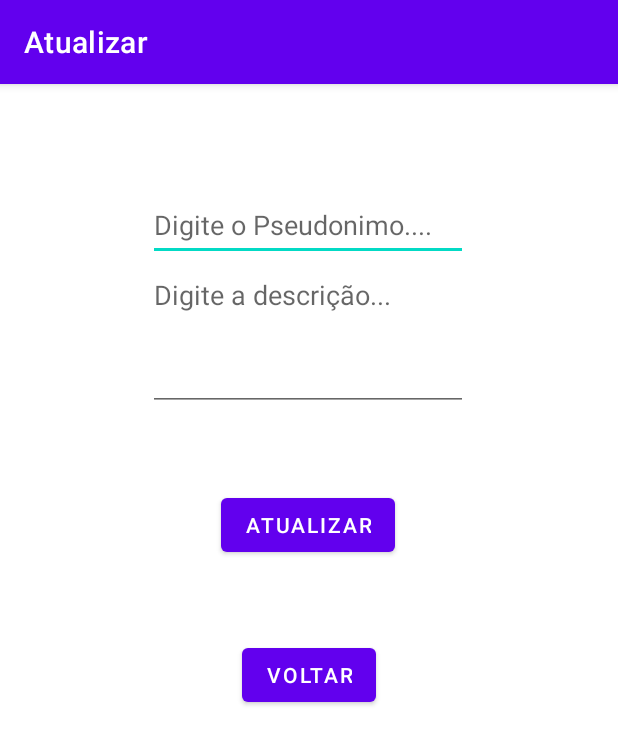
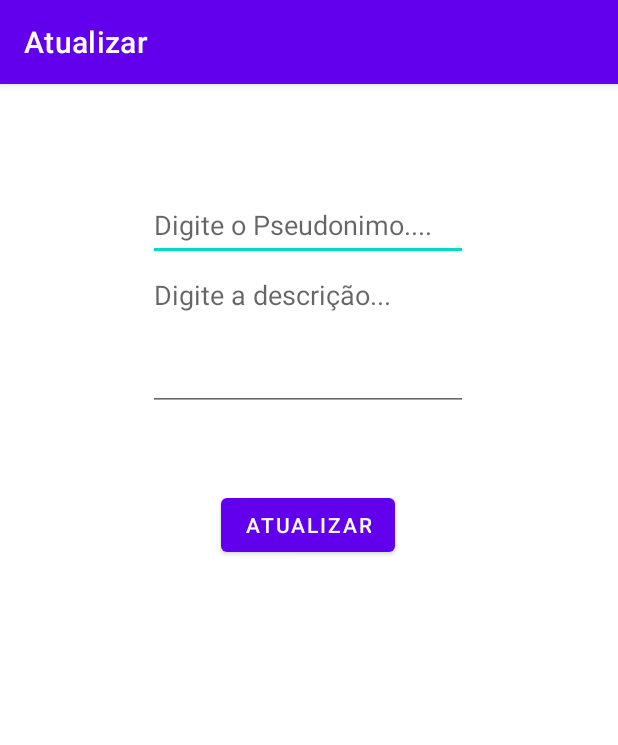
Before and after one commit to lucastayar12/TSWL, an Android app built with Jetpack Compose: the Atualizar screen opened directly, with no data from a screen before it, on a phone screen of 412 x 824 dp. Shown: the top 745 px of the screen. Run offline under Robolectric (Android 15) with nearby library versions, the phone set to English and light mode, and no system bars; our stand-ins replace Firebase (no records; nobody signed in at launch, a user with empty details on screens opened directly); 1 statement that could not run was skipped.

Commit message:
ZERA GIANZAO

```diff
--- a/app/src/main/java/com/example/tswl/telas/Atualizar.kt
+++ b/app/src/main/java/com/example/tswl/telas/Atualizar.kt
@@ -1,8 +1,10 @@
 package com.example.tswl.telas
 
+import android.content.Intent
 import android.os.Build
 import androidx.appcompat.app.AppCompatActivity
 import android.os.Bundle
+import android.util.Log
 import android.view.View
 import android.widget.Button
 import android.widget.EditText
@@ -44,11 +46,11 @@ class Atualizar : AppCompatActivity() {
         beneficiario.descricao = et_Descricao.text.toString()
         beneficiario.pseudonimo = et_Pseudonimo.text.toString()
         daoBeneficiario.atualizarBeneficiario(beneficiario)
-
         voltarInicio(view)
     }
 
     fun voltarInicio(View: View) {
-        this.finish()
+        this.startActivity(Intent(this, Mostrar::class.java))
     }
+
 }
--- a/app/src/main/java/com/example/tswl/telas/Inserir.kt
+++ b/app/src/main/java/com/example/tswl/telas/Inserir.kt
@@ -47,7 +47,6 @@ class Inserir : AppCompatActivity() {
                 .format(DateTimeFormatter.ofPattern("MM.dd.yyy hh.mm.ss a")),
             listBeneficios
         )
-        Toast.makeText(this, "$beneficiario", Toast.LENGTH_LONG).show()
         daoBeneficiario.criarBeneficiario(beneficiario)
         et_Pseudonimo.text.clear()
         et_Descricao.text.clear()
--- a/app/src/main/java/com/example/tswl/telas/MainActivity.kt
+++ b/app/src/main/java/com/example/tswl/telas/MainActivity.kt
@@ -3,8 +3,10 @@ package com.example.tswl.telas
 import android.content.Intent
 import androidx.appcompat.app.AppCompatActivity
 import android.os.Bundle
+import android.util.Log
 import android.view.View
 import com.example.tswl.R
+import com.example.tswl.repository.DAO_Beneficiario
 
 class MainActivity : AppCompatActivity()
 {
--- a/app/src/main/java/com/example/tswl/telas/Mostrar.kt
+++ b/app/src/main/java/com/example/tswl/telas/Mostrar.kt
@@ -2,6 +2,9 @@ package com.example.tswl.telas
 
 import android.os.Bundle
 import android.view.View
+import android.widget.Toast
+import androidx.activity.result.ActivityResult
+import androidx.activity.result.contract.ActivityResultContracts
 import androidx.appcompat.app.AppCompatActivity
 import androidx.recyclerview.widget.LinearLayoutManager
 import androidx.recyclerview.widget.RecyclerView
@@ -25,4 +28,5 @@ class Mostrar : AppCompatActivity() {
     fun voltarInicio(View: View) {
         this.finish()
     }
+
 }
--- a/app/src/main/res/layout/activity_atualizar.xml
+++ b/app/src/main/res/layout/activity_atualizar.xml
@@ -30,17 +30,6 @@
         app:layout_constraintStart_toStartOf="parent"
         app:layout_constraintTop_toBottomOf="@+id/et_DescricaoAtt" />
 
-    <Button
-        android:id="@+id/button9"
-        android:layout_width="wrap_content"
-        android:layout_height="wrap_content"
-        android:layout_marginTop="52dp"
-        android:onClick="voltarInicio"
-        android:text="Voltar"
-        app:layout_constraintEnd_toEndOf="parent"
-        app:layout_constraintStart_toStartOf="parent"
-        app:layout_constraintTop_toBottomOf="@+id/btn_Atualizar" />
-
     <EditText
         android:id="@+id/et_DescricaoAtt"
         android:layout_width="wrap_content"
--- a/app/src/main/res/layout/item_view.xml
+++ b/app/src/main/res/layout/item_view.xml
@@ -67,7 +67,7 @@
             app:strokeColor="#A24E4E" />
 
         <Button
-            android:id="@+id/button7"
+            android:id="@+id/btn_Inativar"
             android:layout_width="wrap_content"
             android:layout_height="wrap_content"
             android:layout_marginTop="40dp"
```
Also changed, not shown: app/src/main/java/com/example/tswl/model/BeneficiarioAdapter.kt (+17 -0 lines), app/src/main/java/com/example/tswl/repository/DAO_Beneficiario.kt (+20 -6 lines).
